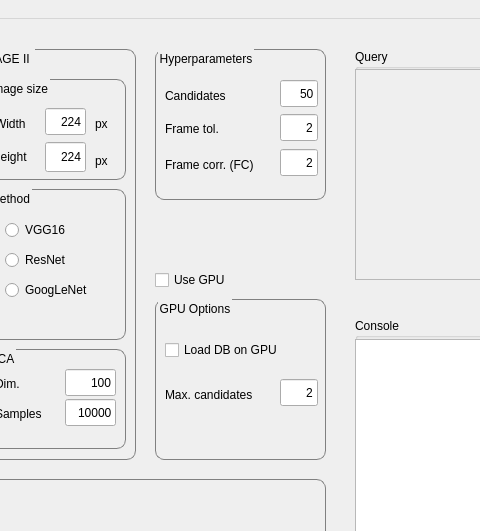
Qt form ssm.ui (Chicone/SSM-VPR) before a commit; both pictures show x 235 to 715 and y 0 to 531 of the 1262 by 783 pixel window.
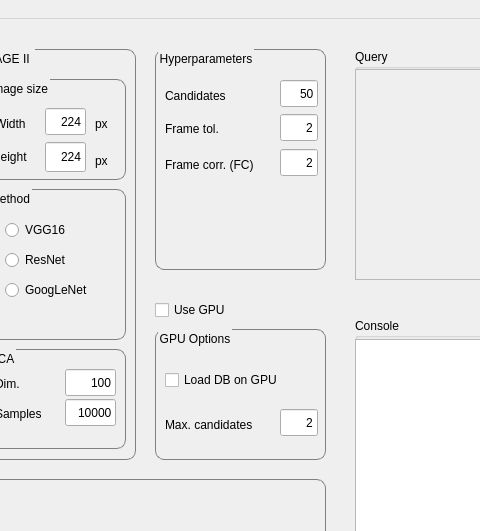
The same form after that commit.

Commit message: Slight appearance change to GUI

What changed in the file:
```diff
--- a/ssm.ui
+++ b/ssm.ui
@@ -1245,7 +1245,7 @@
       <x>390</x>
       <y>30</y>
       <width>171</width>
-      <height>151</height>
+      <height>221</height>
      </rect>
     </property>
     <property name="styleSheet">
@@ -1357,9 +1357,9 @@
     <property name="geometry">
      <rect>
       <x>390</x>
-      <y>280</y>
+      <y>310</y>
       <width>171</width>
-      <height>161</height>
+      <height>131</height>
      </rect>
     </property>
     <property name="styleSheet">
@@ -1426,7 +1426,7 @@
     <property name="geometry">
      <rect>
       <x>390</x>
-      <y>250</y>
+      <y>280</y>
       <width>96</width>
       <height>22</height>
      </rect>
```
The commit also changes 2 other files.
